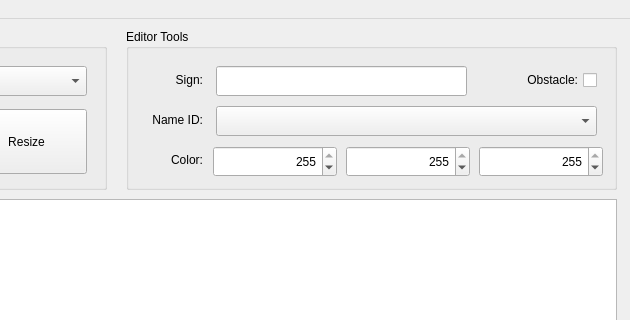
First picture: the form in forms/areaeditor.ui, repository JakimPL/Roguelike, before the edit; both pictures show x 394 to 1024 and y 0 to 320 of the 1024 by 768 pixel window.
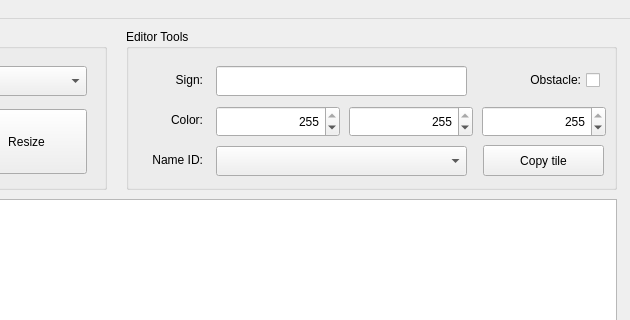
Second picture: the form after the edit.

Commit message: Added: tile picker and obstacle viewer

Diff of the .ui file:
```diff
--- a/forms/areaeditor.ui
+++ b/forms/areaeditor.ui
@@ -202,7 +202,7 @@
     <widget class="QCheckBox" name="obstacleBox">
      <property name="geometry">
       <rect>
-       <x>377</x>
+       <x>380</x>
        <y>37</y>
        <width>94</width>
        <height>28</height>
@@ -219,7 +219,7 @@
      <property name="geometry">
       <rect>
        <x>10</x>
-       <y>80</y>
+       <y>120</y>
        <width>67</width>
        <height>22</height>
       </rect>
@@ -235,8 +235,8 @@
      <property name="geometry">
       <rect>
        <x>90</x>
-       <y>77</y>
-       <width>381</width>
+       <y>117</y>
+       <width>251</width>
        <height>30</height>
       </rect>
      </property>
@@ -245,7 +245,7 @@
      <property name="geometry">
       <rect>
        <x>10</x>
-       <y>120</y>
+       <y>80</y>
        <width>67</width>
        <height>22</height>
       </rect>
@@ -260,8 +260,8 @@
     <widget class="QSpinBox" name="colorBlueBox">
      <property name="geometry">
       <rect>
-       <x>353</x>
-       <y>117</y>
+       <x>356</x>
+       <y>77</y>
        <width>124</width>
        <height>31</height>
       </rect>
@@ -279,8 +279,8 @@
     <widget class="QSpinBox" name="colorRedBox">
      <property name="geometry">
       <rect>
-       <x>87</x>
-       <y>117</y>
+       <x>90</x>
+       <y>77</y>
        <width>124</width>
        <height>31</height>
       </rect>
@@ -298,8 +298,8 @@
     <widget class="QSpinBox" name="colorGreenBox">
      <property name="geometry">
       <rect>
-       <x>220</x>
-       <y>117</y>
+       <x>223</x>
+       <y>77</y>
        <width>124</width>
        <height>31</height>
       </rect>
@@ -314,6 +314,19 @@
       <number>255</number>
      </property>
     </widget>
+    <widget class="QPushButton" name="copyButton">
+     <property name="geometry">
+      <rect>
+       <x>357</x>
+       <y>116</y>
+       <width>121</width>
+       <height>31</height>
+      </rect>
+     </property>
+     <property name="text">
+      <string>Copy tile</string>
+     </property>
+    </widget>
    </widget>
   </widget>
   <widget class="QMenuBar" name="menubar">
```
The commit also changes 6 other files.
